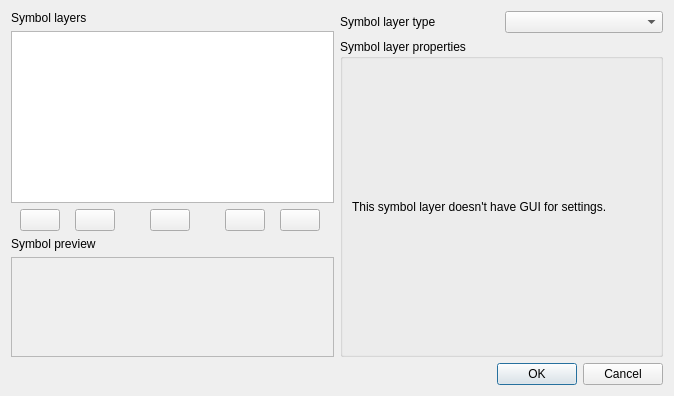
The window that src/ui/qgssymbolv2propertiesdialogbase.ui (qgis/QGIS) describes before a commit, drawn with Qt 5.
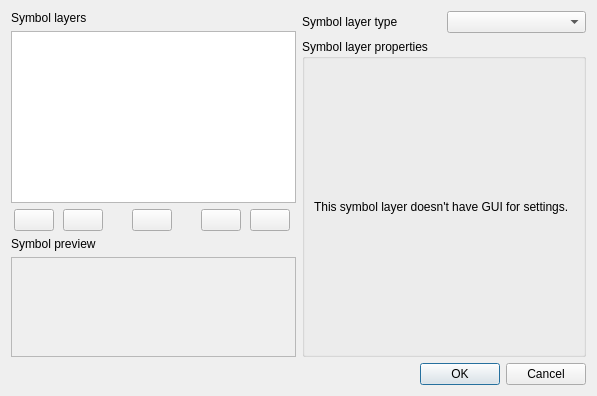
The same window after the commit.

Diff of the .ui file:
```diff
--- a/src/ui/qgssymbolv2propertiesdialogbase.ui
+++ b/src/ui/qgssymbolv2propertiesdialogbase.ui
@@ -6,7 +6,7 @@
    <rect>
     <x>0</x>
     <y>0</y>
-    <width>674</width>
+    <width>597</width>
     <height>396</height>
    </rect>
   </property>
```
Left out of the diff: 54 changed lines with no effect on the pictures.
